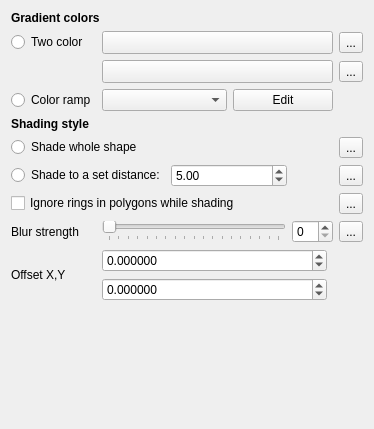
Qt form src/ui/symbollayer/widget_shapeburstfill.ui (carsmie/QGIS) before a commit.
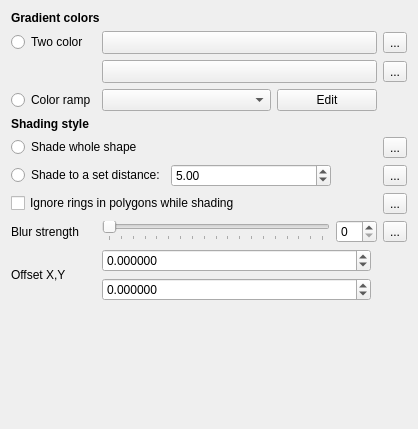
The same form after that commit. Custom widgets are drawn as their Qt base class.

Commit message: Some symbol layer widget fixes: - Fix broken shapeburst fill widget - Tweak stretch behaviour of some widgets

```diff
--- a/src/ui/symbollayer/widget_shapeburstfill.ui
+++ b/src/ui/symbollayer/widget_shapeburstfill.ui
@@ -6,14 +6,14 @@
    <rect>
     <x>0</x>
     <y>0</y>
-    <width>374</width>
+    <width>418</width>
     <height>429</height>
    </rect>
   </property>
   <property name="windowTitle">
    <string>Form</string>
   </property>
-  <layout class="QGridLayout" name="gridLayout">
+  <layout class="QGridLayout" name="gridLayout" columnstretch="0,1,0,0,0">
    <item row="9" column="0">
     <widget class="QLabel" name="label">
      <property name="text">
@@ -188,19 +188,6 @@
      </property>
     </widget>
    </item>
-   <item row="11" column="1">
-    <spacer name="verticalSpacer">
-     <property name="orientation">
-      <enum>Qt::Vertical</enum>
-     </property>
-     <property name="sizeHint" stdset="0">
-      <size>
-       <width>20</width>
-       <height>40</height>
-      </size>
-     </property>
-    </spacer>
-   </item>
    <item row="1" column="4">
     <widget class="QgsDataDefinedButton" name="mStartColorDDBtn">
      <property name="text">
@@ -296,19 +283,6 @@
      </property>
     </widget>
    </item>
-   <item row="4" column="0">
-    <widget class="QLabel" name="label_3">
-     <property name="font">
-      <font>
-       <weight>75</weight>
-       <bold>true</bold>
-      </font>
-     </property>
-     <property name="text">
-      <string>Shading style</string>
-     </property>
-    </widget>
-   </item>
    <item row="10" column="1" colspan="3">
     <layout class="QGridLayout" name="gridLayout_2">
      <item row="0" column="0">
@@ -384,6 +358,32 @@
      </item>
     </layout>
    </item>
+   <item row="4" column="0" colspan="4">
+    <widget class="QLabel" name="label_3">
+     <property name="font">
+      <font>
+       <weight>75</weight>
+       <bold>true</bold>
+      </font>
+     </property>
+     <property name="text">
+      <string>Shading style</string>
+     </property>
+    </widget>
+   </item>
+   <item row="11" column="0">
+    <spacer name="verticalSpacer">
+     <property name="orientation">
+      <enum>Qt::Vertical</enum>
+     </property>
+     <property name="sizeHint" stdset="0">
+      <size>
+       <width>20</width>
+       <height>40</height>
+      </size>
+     </property>
+    </spacer>
+   </item>
   </layout>
   <zorder>label</zorder>
   <zorder>label_6</zorder>
@@ -405,12 +405,6 @@
   <zorder>mBlurRadiusDDBtn</zorder>
  </widget>
  <customwidgets>
-  <customwidget>
-   <class>QgsColorButtonV2</class>
-   <extends>QToolButton</extends>
-   <header>qgscolorbuttonv2.h</header>
-   <container>1</container>
-  </customwidget>
   <customwidget>
    <class>QgsDataDefinedButton</class>
    <extends>QToolButton</extends>
@@ -427,6 +421,12 @@
    <header>qgsunitselectionwidget.h</header>
    <container>1</container>
   </customwidget>
+  <customwidget>
+   <class>QgsColorButtonV2</class>
+   <extends>QToolButton</extends>
+   <header>qgscolorbuttonv2.h</header>
+   <container>1</container>
+  </customwidget>
   <customwidget>
    <class>QgsColorRampComboBox</class>
    <extends>QComboBox</extends>
```
Left out of the diff: 4 changed lines with no effect on the pictures. The commit also changes 7 other files.
